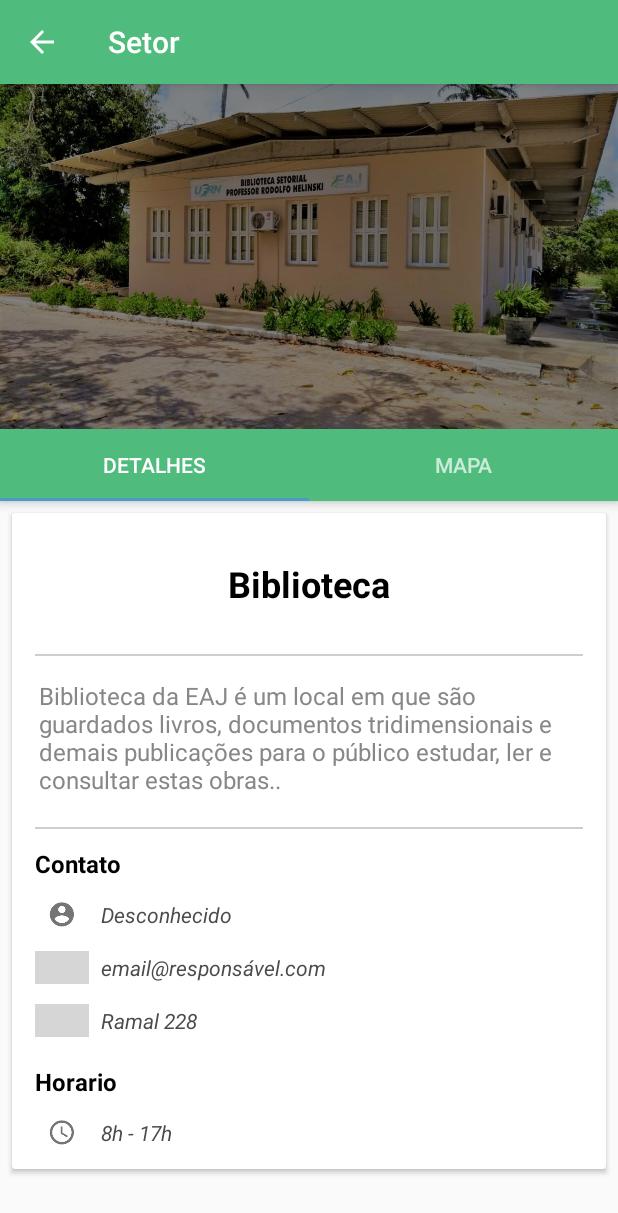
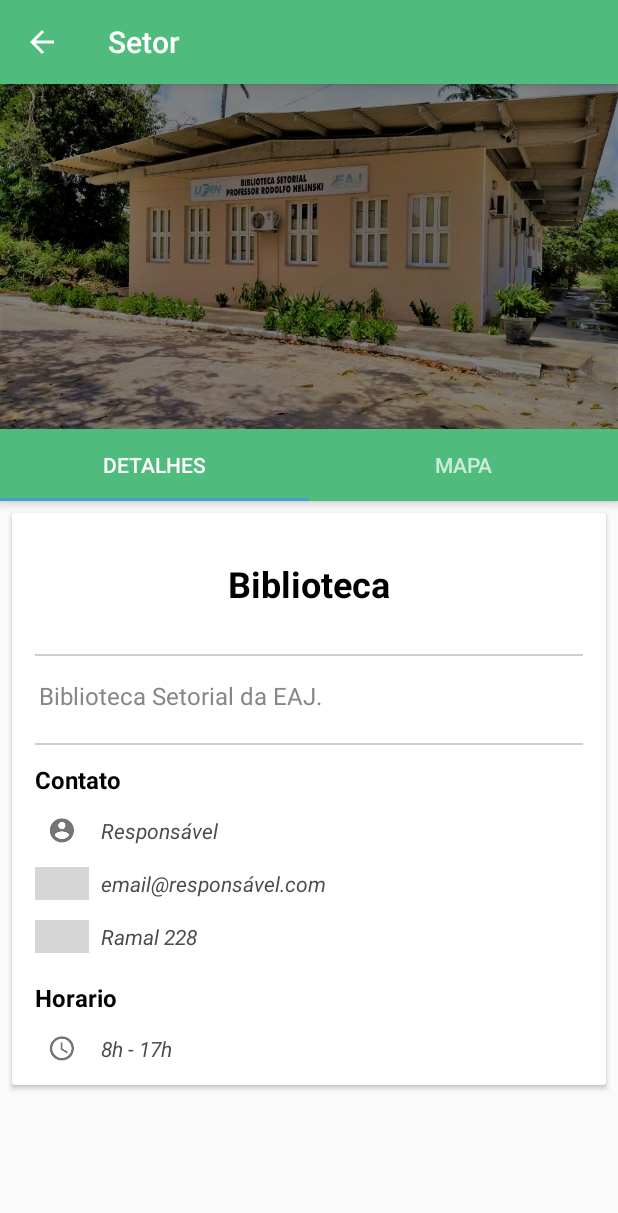
Before and after one commit to fbio1/EAJ, an Android app: the screen it shows after launch (SetorActivity), after a tap on "Biblioteca", on a phone screen of 412 x 824 dp. Shown: the top 1213 px of the screen. Run offline under Robolectric (Android 15) with nearby library versions, the phone set to English and light mode, and no system bars; 3 other taps on this screen came first; grey boxes are pictures that could not be loaded.

Commit message:
Atualização de strings

```diff
--- a/app/src/main/AndroidManifest.xml
+++ b/app/src/main/AndroidManifest.xml
@@ -1,6 +1,6 @@
 <?xml version="1.0" encoding="utf-8"?>
 <manifest xmlns:android="http://schemas.android.com/apk/res/android"
-    package="com.fabio.conheaeaj">
+    package="com.fabio.eaj.conheaeaj">
 
     <uses-feature
         android:glEsVersion="0x00020000"
--- a/app/src/main/java/com/example/pichau/conheaeaj20/Setor.java
+++ b/app/src/main/java/com/example/pichau/conheaeaj20/Setor.java
@@ -10,8 +10,8 @@ public class Setor implements Serializable {
     private double longitude;
     private String nomeSetor;
     private int horarioFuncionamento;
-    private String emailResponsavel;
-    private String nomeResponsavel;
+    private int emailResponsavel;
+    private int nomeResponsavel;
     private int image;
     private int descricao;
     private int imageFragment;
@@ -21,21 +21,7 @@ public class Setor implements Serializable {
 
     }
 
-//    public Setor(String nomeSetor, int horarioFuncionamento, String emailResponsavel, String nomeResponsavel, int image, int descricao, String telefone, double latitude, double longitude) {
-//        this.id = id;
-//        this.latitude = latitude;
-//        this.longitude = longitude;
-//        this.nomeSetor = nomeSetor;
-//        this.horarioFuncionamento = horarioFuncionamento;
-//        this.emailResponsavel = emailResponsavel;
-//        this.nomeResponsavel = nomeResponsavel;
-//        this.image = image;
-//        this.descricao = descricao;
-//        this.telefone = telefone;
-//    }
-
-
-    public Setor(String nomeSetor, int horarioFuncionamento, String emailResponsavel, String nomeResponsavel, int image, int descricao, int imageFragment, String telefone, double latitude, double longitude) {
+    public Setor(String nomeSetor, int horarioFuncionamento, int emailResponsavel, int nomeResponsavel, int image, int descricao, int imageFragment, String telefone, double latitude, double longitude) {
         this.id = id;
         this.latitude = latitude;
         this.longitude = longitude;
@@ -89,19 +75,19 @@ public class Setor implements Serializable {
         this.horarioFuncionamento = horarioFuncionamento;
     }
 
-    public String getEmailResponsavel() {
+    public int getEmailResponsavel() {
         return emailResponsavel;
     }
 
-    public void setEmailResponsavel(String emailResponsavel) {
+    public void setEmailResponsavel(int emailResponsavel) {
         this.emailResponsavel = emailResponsavel;
     }
 
-    public String getNomeResponsavel() {
+    public int getNomeResponsavel() {
         return nomeResponsavel;
     }
 
-    public void setNomeResponsavel(String nomeResponsavel) {
+    public void setNomeResponsavel(int nomeResponsavel) {
         this.nomeResponsavel = nomeResponsavel;
     }
 
@@ -148,12 +134,12 @@ public class Setor implements Serializable {
         if (Double.compare(setor.latitude, latitude) != 0) return false;
         if (Double.compare(setor.longitude, longitude) != 0) return false;
         if (horarioFuncionamento != setor.horarioFuncionamento) return false;
+        if (emailResponsavel != setor.emailResponsavel) return false;
+        if (nomeResponsavel != setor.nomeResponsavel) return false;
         if (image != setor.image) return false;
         if (descricao != setor.descricao) return false;
         if (imageFragment != setor.imageFragment) return false;
         if (!nomeSetor.equals(setor.nomeSetor)) return false;
-        if (!emailResponsavel.equals(setor.emailResponsavel)) return false;
-        if (!nomeResponsavel.equals(setor.nomeResponsavel)) return false;
         return telefone.equals(setor.telefone);
     }
 
@@ -168,8 +154,8 @@ public class Setor implements Serializable {
         result = 31 * result + (int) (temp ^ (temp >>> 32));
         result = 31 * result + nomeSetor.hashCode();
         result = 31 * result + horarioFuncionamento;
-        result = 31 * result + emailResponsavel.hashCode();
-        result = 31 * result + nomeResponsavel.hashCode();
+        result = 31 * result + emailResponsavel;
+        result = 31 * result + nomeResponsavel;
         result = 31 * result + image;
         result = 31 * result + descricao;
         result = 31 * result + imageFragment;
--- a/app/src/main/java/com/example/pichau/conheaeaj20/SetorAdapter.java
+++ b/app/src/main/java/com/example/pichau/conheaeaj20/SetorAdapter.java
@@ -14,7 +14,8 @@ import android.widget.LinearLayout;
 import android.widget.TextView;
 
 import com.example.pichau.conheaeaj20.activity.SetorActivity;
-import com.fabio.conheaeaj.R;
+import com.fabio.eaj.conheaeaj.R;
+
 
 import java.util.List;
 
--- a/app/src/main/java/com/example/pichau/conheaeaj20/activity/AjudaActivity.java
+++ b/app/src/main/java/com/example/pichau/conheaeaj20/activity/AjudaActivity.java
@@ -5,7 +5,7 @@ import android.support.v7.app.AppCompatActivity;
 import android.os.Bundle;
 import android.support.v7.widget.Toolbar;
 
-import com.fabio.conheaeaj.R;
+import com.fabio.eaj.conheaeaj.R;
 
 
 public class AjudaActivity extends AppCompatActivity {
--- a/app/src/main/java/com/example/pichau/conheaeaj20/activity/ContatoActivity.java
+++ b/app/src/main/java/com/example/pichau/conheaeaj20/activity/ContatoActivity.java
@@ -5,7 +5,7 @@ import android.support.v7.app.AppCompatActivity;
 import android.os.Bundle;
 import android.support.v7.widget.Toolbar;
 
-import com.fabio.conheaeaj.R;
+import com.fabio.eaj.conheaeaj.R;
 
 
 public class ContatoActivity extends AppCompatActivity {
--- a/app/src/main/java/com/example/pichau/conheaeaj20/activity/MainActivity.java
+++ b/app/src/main/java/com/example/pichau/conheaeaj20/activity/MainActivity.java
@@ -16,7 +16,8 @@ import android.view.MenuItem;
 import com.example.pichau.conheaeaj20.Setor;
 import com.example.pichau.conheaeaj20.SetorAdapter;
 import com.example.pichau.conheaeaj20.sqlHelper.SetorHelper;
-import com.fabio.conheaeaj.R;
+import com.fabio.eaj.conheaeaj.R;
+
 
 import java.util.ArrayList;
 import java.util.List;
--- a/app/src/main/java/com/example/pichau/conheaeaj20/activity/SetorActivity.java
+++ b/app/src/main/java/com/example/pichau/conheaeaj20/activity/SetorActivity.java
@@ -11,7 +11,7 @@ import android.support.v7.widget.Toolbar;
 import android.util.Log;
 
 import com.example.pichau.conheaeaj20.fragment.FixedTabsPageAdapter;
-import com.fabio.conheaeaj.R;
+import com.fabio.eaj.conheaeaj.R;
 
 
 public class SetorActivity extends AppCompatActivity {
--- a/app/src/main/java/com/example/pichau/conheaeaj20/activity/SobreActivity.java
+++ b/app/src/main/java/com/example/pichau/conheaeaj20/activity/SobreActivity.java
@@ -9,7 +9,7 @@ import android.support.v7.widget.Toolbar;
 import android.view.View;
 import android.widget.LinearLayout;
 
-import com.fabio.conheaeaj.R;
+import com.fabio.eaj.conheaeaj.R;
 
 
 public class SobreActivity extends AppCompatActivity {
--- a/app/src/main/java/com/example/pichau/conheaeaj20/fragment/FragmentMapa.java
+++ b/app/src/main/java/com/example/pichau/conheaeaj20/fragment/FragmentMapa.java
@@ -8,7 +8,7 @@ import android.view.ViewGroup;
 import android.widget.TextView;
 
 
-import com.fabio.conheaeaj.R;
+import com.fabio.eaj.conheaeaj.R;
 import com.google.android.gms.maps.CameraUpdateFactory;
 import com.google.android.gms.maps.GoogleMap;
 import com.google.android.gms.maps.MapView;
--- a/app/src/main/java/com/example/pichau/conheaeaj20/fragment/FragmentSetor.java
+++ b/app/src/main/java/com/example/pichau/conheaeaj20/fragment/FragmentSetor.java
@@ -12,7 +12,8 @@ import android.widget.TextView;
 
 
 import com.example.pichau.conheaeaj20.Setor;
-import com.fabio.conheaeaj.R;
+import com.fabio.eaj.conheaeaj.R;
+
 
 public class FragmentSetor extends Fragment {
 
--- a/app/src/main/java/com/example/pichau/conheaeaj20/sqlHelper/SetorHelper.java
+++ b/app/src/main/java/com/example/pichau/conheaeaj20/sqlHelper/SetorHelper.java
@@ -6,8 +6,10 @@ import android.database.Cursor;
 import android.database.sqlite.SQLiteDatabase;
 import android.database.sqlite.SQLiteOpenHelper;
 
+
 import com.example.pichau.conheaeaj20.Setor;
-import com.fabio.conheaeaj.R;
+import com.fabio.eaj.conheaeaj.R;
+
 
 import java.util.ArrayList;
 import java.util.List;
@@ -116,8 +118,8 @@ public class SetorHelper extends SQLiteOpenHelper {
                 // recupera os atributos de carro
                 setor.setId(c.getInt(c.getColumnIndex("id")));
                 setor.setNomeSetor(c.getString(c.getColumnIndex("nome_setor")));
-                setor.setNomeResponsavel(c.getString(c.getColumnIndex("nome_responsavel")));
-                setor.setEmailResponsavel(c.getString(c.getColumnIndex("email_responsavel")));
+                setor.setNomeResponsavel(c.getInt(c.getColumnIndex("nome_responsavel")));
+                setor.setEmailResponsavel(c.getInt(c.getColumnIndex("email_responsavel")));
                 setor.setHorarioFuncionamento(c.getInt((c.getColumnIndex("horario_funcionamento"))));
                 setor.setTelefone(c.getString((c.getColumnIndex("telefone"))));
                 setor.setLatitude(c.getDouble((c.getColumnIndex("latitude"))));
@@ -133,37 +135,37 @@ public class SetorHelper extends SQLiteOpenHelper {
     public List createList() {
         List<Setor> listaSetor = new ArrayList<>();
 
-        listaSetor.add(new Setor("Apicultura", R.string.horario, "email@responsável.com", "Desconhecido",
-                R.mipmap.apicolas, R.string.setor_descricao_apicultura, R.drawable.apico, "Sem Ramal", -5.887602, -35.361685));
+        listaSetor.add(new Setor("Apicultura", R.string.horario, R.string.email_reponsavel, R.string.nome_responsavel,
+                R.mipmap.apicolas, R.string.setor_descricao_apicultura, R.drawable.apico, "Sem Ramal", -5.885880, -35.362644));
 
-        listaSetor.add(new Setor("Aquicultura", R.string.horario, "ribeiro_k@hotmail.com", "Karina Ribeiro",
-                R.mipmap.aqui, R.string.setor_descricao_aquicultura, R.drawable.aqui, "Ramal 226", -5.885471, -35.362908));
+        listaSetor.add(new Setor("Aquicultura", R.string.horario, R.string.email_reponsavel, R.string.nome_responsavel,
+                R.mipmap.aqui, R.string.setor_descricao_aquicultura, R.drawable.aqui, "Ramal 226", -5.887602, -35.361685));
 
-        listaSetor.add(new Setor("Avicultura", R.string.horario, "email@responsável.com", "Desconhecido",
-                R.mipmap.avi, R.string.setor_descricao_avicultura, R.drawable.avi, "Sem Ramal", -5.886712, -35.363297));
+        listaSetor.add(new Setor("Avicultura", R.string.horario, R.string.email_reponsavel, R.string.nome_responsavel,
+                R.mipmap.avi, R.string.setor_descricao_avicultura, R.drawable.avi, "Sem Ramal", -5.886730, -35.363363));
 
-        listaSetor.add(new Setor("Biblioteca", R.string.horario, "email@responsável.com", "Desconhecido",
-                R.mipmap.bibli, R.string.setor_descricao_biblioteca, R.drawable.biblioteca, "Ramal 228", -5.885471, -35.362908));
+        listaSetor.add(new Setor("Biblioteca", R.string.horario, R.string.email_reponsavel, R.string.nome_responsavel,
+                R.mipmap.bibli, R.string.setor_descricao_biblioteca, R.drawable.biblioteca, "Ramal 228", -5.885911, -35.366131));
 
-        listaSetor.add(new Setor("Centro Vocacional Tecnológico - CVT", R.string.horario, "email@responsável.com", "Andre Stuwart",
+        listaSetor.add(new Setor("Centro Vocacional Tecnológico - CVT", R.string.horario, R.string.email_reponsavel, R.string.nome_responsavel,
                 R.mipmap.cvt, R.string.setor_descricao_cvt, R.drawable.cvt, "Ramal 209", -5.884567, -35.364924));
 
-        listaSetor.add(new Setor("Diretoria", R.string.horario, "julio@ufrnet.br", "Júlio Cesar",
-                R.mipmap.diretoria, R.string.setor_descricao_diretoria, R.drawable.direcao,"Ramal 201", -5.886449, -35.362213));
+        listaSetor.add(new Setor("Diretoria", R.string.horario, R.string.email_reponsavel, R.string.nome_responsavel,
+                R.mipmap.diretoria, R.string.setor_descricao_diretoria, R.drawable.direcao,"Ramal 201", -5.886420, -35.362260));
 
-        listaSetor.add(new Setor("Informática", R.string.horario, "-", "Taniro Chacon",
-                R.mipmap.info, R.string.descricao_informatica, R.drawable.info, "Ramal 220", -5.885786, -35.365748));
+        listaSetor.add(new Setor("Informática", R.string.horario, R.string.email_reponsavel, R.string.nome_responsavel,
+                R.mipmap.info, R.string.setor_descricao_informatica, R.drawable.info, "Ramal 220", -5.885786, -35.365748));
 
-        listaSetor.add(new Setor("Graduação", R.string.horario, "-", "-",
-                R.mipmap.gradu, R.string.setor_descricao_graduacao, R.drawable.graduacao, "Ramal 215", -5.885471, -35.362908));
+        listaSetor.add(new Setor("Graduação", R.string.horario, R.string.email_reponsavel, R.string.nome_responsavel,
+                R.mipmap.gradu, R.string.setor_descricao_graduacao, R.drawable.graduacao, "Ramal 215", -5.884536, -35.364029));
 
-        listaSetor.add(new Setor("Lanchonete", R.string.horario, "-", "Desconhecido",
+        listaSetor.add(new Setor("Lanchonete", R.string.horario, R.string.email_reponsavel, R.string.nome_responsavel,
                 R.mipmap.lanchonete, R.string.setor_descricao_lanchonete, R.drawable.lanchonete, "Sem Ramal", -5.884967, -35.363785));
 
-        listaSetor.add(new Setor("Prédio e-Tec", R.string.horario, "-", "Ivan Max",
+        listaSetor.add(new Setor("Prédio e-Tec", R.string.horario, R.string.email_reponsavel, R.string.nome_responsavel,
                 R.mipmap.etec, R.string.setor_descricao_predio_etec, R.drawable.etec, "Ramal 224", -5.885260, -35.366496));
 
-        listaSetor.add(new Setor("Restaurante universitário - RU", R.string.horario, "-", "Rogerio Rodrigues ",
+        listaSetor.add(new Setor("Restaurante universitário - RU", R.string.horario, R.string.email_reponsavel, R.string.nome_responsavel,
                 R.mipmap.ru, R.string.setor_descricao_ru, R.drawable.ru, "Ramal 219", -5.885471, -35.362908));
 
 //        listaSetor.add(new Setor("Bovinocultura", R.string.horario, "email@responsável.com", "Desconhecido",
--- a/app/src/main/res/values/strings.xml
+++ b/app/src/main/res/values/strings.xml
@@ -13,38 +13,28 @@
     <string name="emailEAJ">eaj.ufrn@gov.com.br</string>
     <string name="telefoneEAJ">(84) 3323-1233</string>
 
-    <string name="setor_descricao_alojamento_feminino"></string>
-
-    <string name="descricao_informatica">Coordenação dos cursos técnico em Informática e Superior em Tecnologia em Análise e Desenvolvimento de Sistemas.
-        Laboratórios de aulas teórico-práticas em computação.</string>
-
     <string name="setor_descricao_informatica">Coordenação dos cursos técnico em Informática e Superior em Tecnologia em Análise e Desenvolvimento de Sistemas.
         Laboratórios de aulas teórico-práticas em computação.</string>
 
+    <string name="setor_descricao_aquicultura">Coordenação dos curso técnico em Aquicultura.</string>
 
-    <string name="setor_descricao_lanchonete">Um dos melhores setores da EAJ, a lanchonete do seu zé. Aqui você poderá comprar salgadinhos de qualidade,
-        além de também poder saborear o maravilhoso almoço de mei dia pras quatro</string>
-
-    <string name="setor_descricao_aquicultura">Coordenação dos cursos técnico em Aquicultura.</string>
-
-    <string name="setor_descricao_ru">O Restaurante Universitário(RU) é o setor da EAJ onde ocorre a preparações das refeições diárias</string>
+    <string name="setor_descricao_ru">Setor reponsável pelas preparações das refeições diárias.</string>
 
     <string name="setor_descricao_predio_etec">A Rede e-Tec Brasil é uma iniciativa do Ministério da Educação (MEC) que oferta cursos de educação
         profissional e tecnológica semi-presenciais, atuando na formação de trabalhadores egressos do ensino médio e da educação de jovens e adultos,
         através de um sistema virtual complementado com as atividades presenciais desenvolvidas nos polos de apoio presencial com infraestrutura
         necessária para os alunos.</string>
 
-    <string name="setor_descricao_avicultura">Coordenação do Superior de Zootecnia</string>
+    <string name="setor_descricao_diretoria">A diretoria da EAJ</string>
+    <string name="setor_descricao_biblioteca">Biblioteca Setorial da EAJ.</string>
+    <string name="setor_descricao_graduacao">Setor de aulas dos cursos de graduação da EAJ.</string>
+    <string name="setor_descricao_avicultura">-</string>
+    <string name="setor_descricao_apicultura">-</string>
+    <string name="setor_descricao_cvt">-</string>
+    <string name="setor_descricao_lanchonete">-</string>
+    <string name="setor_descricao_alojamento_masculino">-</string>
+    <string name="setor_descricao_alojamento_feminino">-</string>
 
-    <string name="setor_descricao_diretoria">A Diretoria da EAJ é o local onde todo o processo burocratico acadêmico se encontra.</string>
-
-    <string name="setor_descricao_apicultura">Coordenação do Superior de Apicultura</string>
-
-    <string name="setor_descricao_graduacao">Setor das gatas</string>
-
-    <string name="setor_descricao_cvt">Centro Vocacional Tecnologico, o setor com laboratórios preparados para o ensino de Graduação e Ensino Médio.
-        Laboratórios de Química, Física, Biologia são alguns dos laboratorios encontrados nele.</string>
-
-    <string name="setor_descricao_biblioteca">Biblioteca da EAJ é um local em que são guardados livros, documentos tridimensionais e
-        demais publicações para o público estudar, ler e consultar estas obras..</string>
+    <string name="email_reponsavel">email@responsável.com</string>
+    <string name="nome_responsavel">Responsável</string>
 </resources>
```
Also changed, not shown: app/build.gradle (+8 -4 lines), 3 other files.
